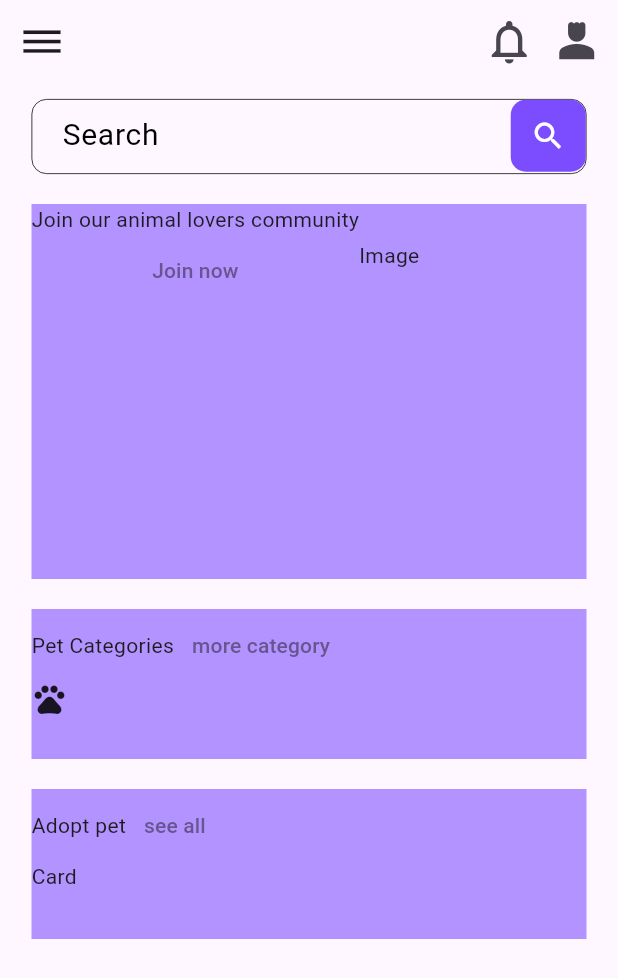
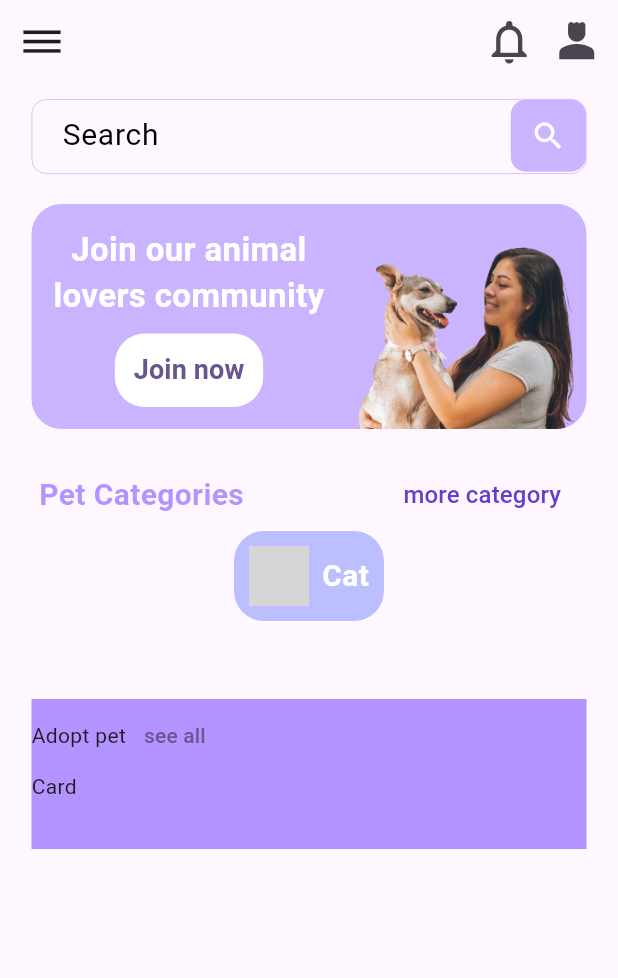
Before and after one commit to RaphaCardoso/pet-adopt_flutter, a Flutter app: the Home screen opened directly, on a phone screen of 412 x 824 dp. Shown: the top 978 px of the screen. Run offline on Flutter 3.47's test engine with Material 3 defaults, Android fonts, the light colour scheme and no system bars; grey boxes are pictures that could not be loaded.

Commit message:
update home

```diff
--- a/pet_adopt_project/lib/view/home.dart
+++ b/pet_adopt_project/lib/view/home.dart
@@ -48,8 +48,9 @@ class _HomeState extends State<Home> {
                     padding: const EdgeInsets.only(left: 20),
                     decoration: BoxDecoration(
                       border: Border.all(
-                          width: 0.5,
-                          color: const Color.fromARGB(255, 0, 0, 0)),
+                        width: 0.5,
+                        color: const Color.fromARGB(100, 124, 77, 255),
+                      ),
                       borderRadius: BorderRadius.circular(10),
                     ),
                     child: TextField(
@@ -57,7 +58,7 @@ class _HomeState extends State<Home> {
                           suffixIcon: Container(
                             width: 50,
                             decoration: BoxDecoration(
-                                color: Colors.deepPurpleAccent,
+                                color: const Color.fromARGB(100, 124, 77, 255),
                                 borderRadius: BorderRadius.circular(10)),
                             child: const Icon(
                               Icons.search,
@@ -77,22 +78,67 @@ class _HomeState extends State<Home> {
             ),
             Container(
               margin: const EdgeInsets.only(top: 20),
-              height: 250,
+              height: 150,
               width: 370,
-              color: const Color.fromARGB(150, 124, 77, 255),
+              decoration: const BoxDecoration(
+                color: Color.fromARGB(100, 124, 77, 255),
+                borderRadius: BorderRadius.all(
+                  Radius.circular(20),
+                ),
+              ),
+              clipBehavior: Clip.antiAlias,
               child: Column(
                 children: [
                   Row(
+                    mainAxisAlignment: MainAxisAlignment.spaceBetween,
                     children: [
-                      Column(
-                        children: [
-                          const Text('Join our animal lovers community'),
-                          TextButton(
-                              onPressed: () {}, child: const Text('Join now'))
-                        ],
+                      Container(
+                        height: 150,
+                        width: 200,
+                        padding:
+                            const EdgeInsets.only(left: 10, top: 5, bottom: 5),
+                        child: Column(
+                          mainAxisAlignment: MainAxisAlignment.spaceEvenly,
+                          children: [
+                            const Text(
+                              'Join our animal lovers community',
+                              style: TextStyle(
+                                color: Colors.white,
+                                fontWeight: FontWeight.bold,
+                                fontSize: 22,
+                              ),
+                              softWrap: true,
+                              textAlign: TextAlign.center,
+                            ),
+                            Container(
+                              padding: const EdgeInsets.all(0.5),
+                              decoration: const BoxDecoration(
+                                borderRadius: BorderRadius.all(
+                                  Radius.circular(20),
+                                ),
+                                color: Colors.white,
+                              ),
+                              child: TextButton(
+                                onPressed: () {},
+                                child: const Text(
+                                  'Join now',
+                                  style: TextStyle(
+                                    fontSize: 18,
+                                    fontWeight: FontWeight.bold,
+                                  ),
+                                ),
+                              ),
+                            )
+                          ],
+                        ),
                       ),
-                      const Column(
-                        children: [Text('Image')],
+                      SizedBox(
+                        height: 150,
+                        width: 170,
+                        child: Image.asset(
+                          'assets/images/donoPet.png',
+                          fit: BoxFit.cover,
+                        ),
                       ),
                     ],
                   )
@@ -100,24 +146,75 @@ class _HomeState extends State<Home> {
               ),
             ),
             Container(
-              margin: const EdgeInsets.only(top: 20),
-              height: 100,
+              margin: const EdgeInsets.only(top: 20, bottom: 20),
+              padding: const EdgeInsets.only(left: 5, right: 5),
+              height: 120,
               width: 370,
-              color: const Color.fromARGB(150, 124, 77, 255),
               child: Column(
                 children: [
                   Row(
+                    mainAxisAlignment: MainAxisAlignment.spaceBetween,
                     children: [
-                      const Text('Pet Categories'),
+                      const Text(
+                        'Pet Categories',
+                        style: TextStyle(
+                            fontWeight: FontWeight.bold,
+                            color: Color.fromARGB(150, 124, 77, 255),
+                            fontSize: 20),
+                      ),
                       TextButton(
-                          onPressed: () {}, child: const Text('more category'))
+                        onPressed: () {},
+                        child: const Text(
+                          'more category',
+                          style: TextStyle(
+                            color: Color.fromARGB(255, 100, 62, 204),
+                            fontSize: 16,
+                          ),
+                        ),
+                      )
                     ],
                   ),
-                  const Row(
+                  Row(
+                    mainAxisAlignment: MainAxisAlignment.spaceAround,
                     children: [
-                      Icon(Icons.pets),
+                      Container(
+                        padding: const EdgeInsets.only(left: 10, right: 10),
+                        decoration: const BoxDecoration(
+                          borderRadius: BorderRadius.all(
+                            Radius.circular(20),
+                          ),
+                          color: Color.fromARGB(95, 77, 98, 255),
+                        ),
+                        width: 100,
+                        height: 60,
+                        child: Row(
+                          mainAxisAlignment: MainAxisAlignment.spaceBetween,
+                          children: [
+                            Container(
+                              decoration: const BoxDecoration(
+                                borderRadius:
+                                    BorderRadius.all(Radius.circular(10)),
+                              ),
+                              clipBehavior: Clip.antiAlias,
+                              height: 40,
+                              width: 40,
+                              child: Image.asset(
+                                'assets/images/gatinho.jpg',
+                                fit: BoxFit.cover,
+                              ),
+                            ),
+                            const Text(
+                              'Cat',
+                              style: TextStyle(
+                                  fontWeight: FontWeight.bold,
+                                  color: Color.fromARGB(255, 255, 255, 255),
+                                  fontSize: 20),
+                            ),
+                          ],
+                        ),
+                      ),
                     ],
-                  )
+                  ),
                 ],
               ),
             ),
--- a/pet_adopt_project/pubspec.yaml
+++ b/pet_adopt_project/pubspec.yaml
@@ -61,6 +61,8 @@ flutter:
   # To add assets to your application, add an assets section, like this:
   assets:
     - assets/images/pet-1.jpg
+    - assets/images/donoPet.png
+    - assets/images/gatinho.jpg
   #  - images/a_dot_ham.jpeg
 
   # An image asset can refer to one or more resolution-specific "variants", see
```
Also changed, not shown: pet_adopt_project/assets/images/dogCad.jpg (deleted), pet_adopt_project/assets/images/donoPet.png (added), 1 other file.
